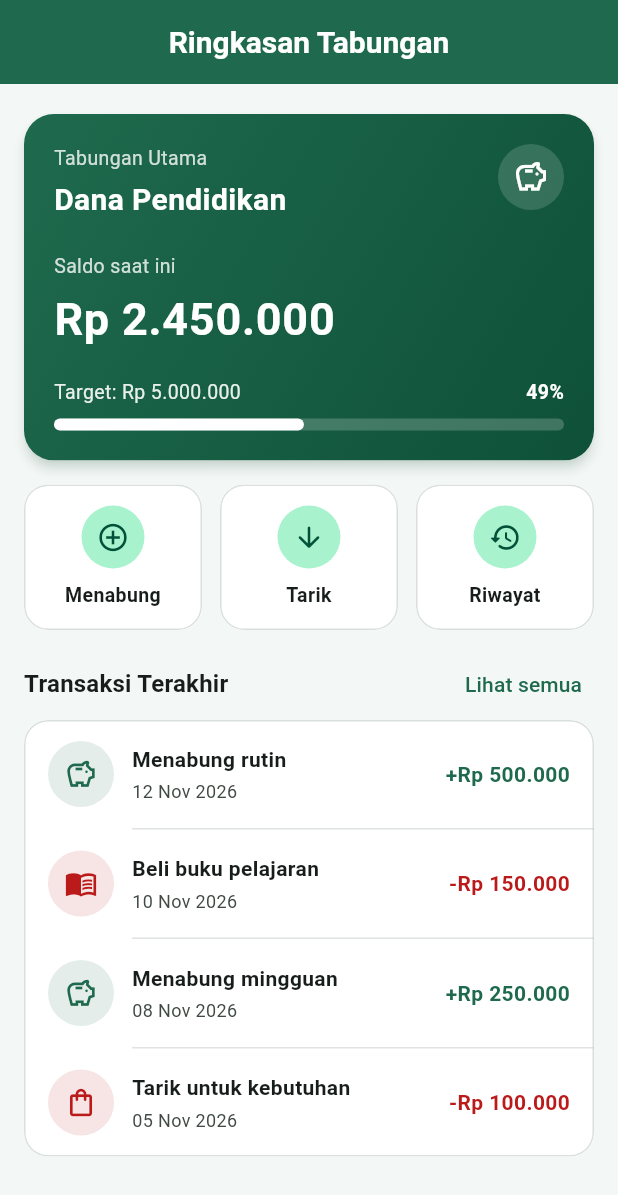
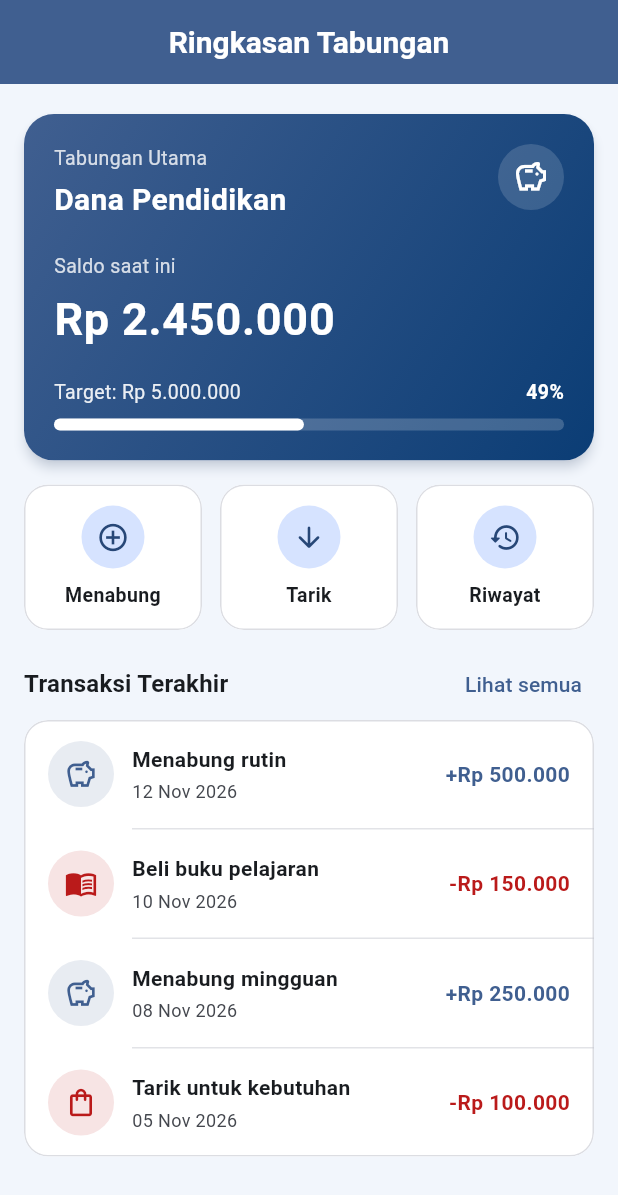
Before and after one commit to Dapa102/tabungku_layout, a Flutter app: the screen it shows after launch, on a phone screen of 412 x 824 dp. Shown: the top 1195 px of the screen. Run offline on Flutter 3.47's test engine with Material 3 defaults, Android fonts, the phone set to English and light mode, and no system bars.

Commit message:
Ganti skema warna aplikasi menjadi biru

```diff
--- a/lib/main.dart
+++ b/lib/main.dart
@@ -13,9 +13,9 @@ class TabungKuApp extends StatelessWidget {
 
   @override
   Widget build(BuildContext context) {
-    // Skema warna hijau dipakai konsisten di seluruh halaman.
+    // Skema warna biru dipakai konsisten di seluruh halaman.
     final ColorScheme warna = ColorScheme.fromSeed(
-      seedColor: const Color(0xFF1B7F5C),
+      seedColor: const Color(0xFF1565C0),
     );
 
     return MaterialApp(
@@ -25,8 +25,8 @@ class TabungKuApp extends StatelessWidget {
         useMaterial3: true,
         colorScheme: warna,
         fontFamily: 'Roboto',
-        scaffoldBackgroundColor: const Color(0xFFF3F7F5),
-        // AppBar hijau dengan judul putih agar kontras dan mudah dibaca.
+        scaffoldBackgroundColor: const Color(0xFFF2F6FC),
+        // AppBar biru dengan judul putih agar kontras dan mudah dibaca.
         appBarTheme: AppBarTheme(
           backgroundColor: warna.primary,
           foregroundColor: warna.onPrimary,
@@ -193,7 +193,7 @@ class _KartuSaldo extends StatelessWidget {
           gradient: LinearGradient(
             begin: Alignment.topLeft,
             end: Alignment.bottomRight,
-            colors: <Color>[warna.primary, const Color(0xFF0E5138)],
+            colors: <Color>[warna.primary, const Color(0xFF0B3D75)],
           ),
         ),
         child: Column(
@@ -499,7 +499,7 @@ class _ItemTransaksi extends StatelessWidget {
   @override
   Widget build(BuildContext context) {
     final ColorScheme warna = Theme.of(context).colorScheme;
-    // Hijau untuk pemasukan, merah untuk pengeluaran.
+    // Biru untuk pemasukan, merah untuk pengeluaran.
     final Color warnaNominal = transaksi.masuk ? warna.primary : warna.error;
 
     return Padding(
```
Also changed, not shown: docs/screenshot-ponsel.png, docs/screenshot-tablet.png.
